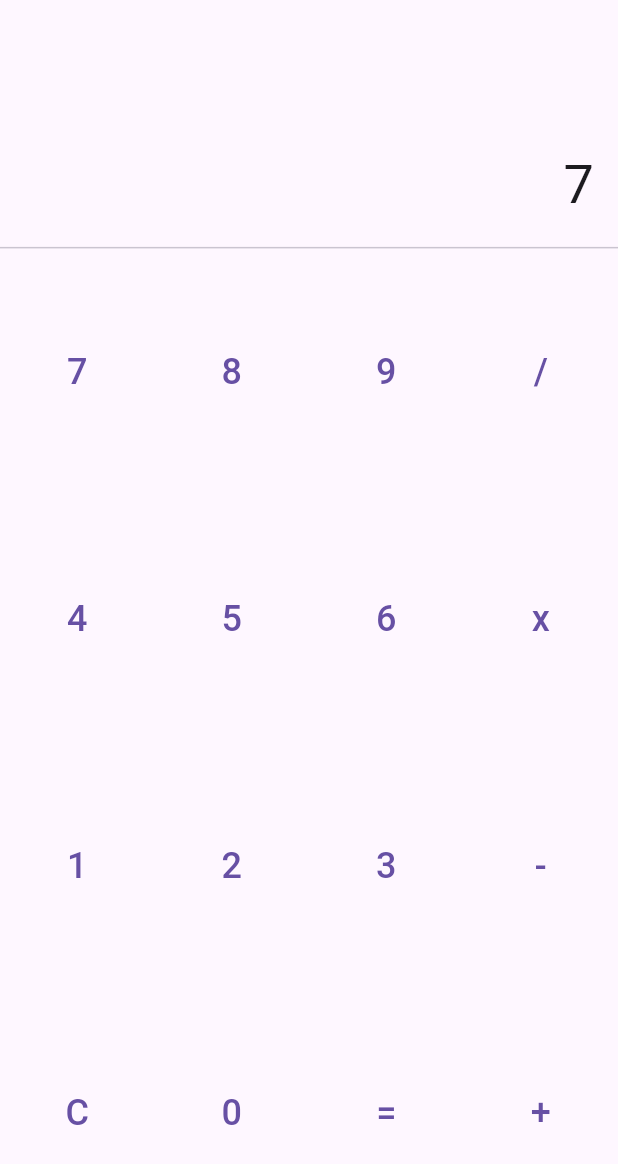
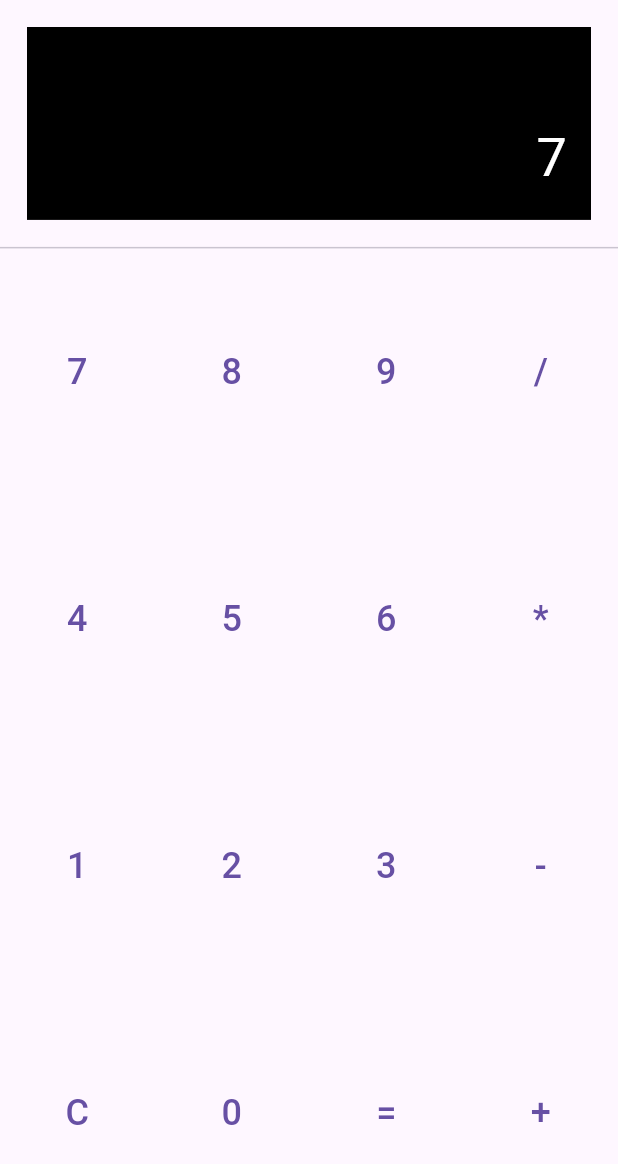
Before and after one commit to Nitin-kun/calculator, a Flutter app: the screen it shows after launch, after a tap on an icon or button, on a phone screen of 412 x 824 dp. Shown: the top 1164 px of the screen. Run offline on Flutter 3.47's test engine with Material 3 defaults, Android fonts, the phone set to English and light mode, and no system bars; our stand-ins replace math_expressions.

Commit message:
multiplication eror fixed

```diff
--- a/lib/main.dart
+++ b/lib/main.dart
@@ -2,19 +2,24 @@ import 'package:flutter/material.dart';
 import 'package:math_expressions/math_expressions.dart';
 
 void main() {
-  runApp(CalculatorApp());
+  runApp(const CalculatorApp());
 }
 
 class CalculatorApp extends StatelessWidget {
+  const CalculatorApp({super.key});
+
   @override
   Widget build(BuildContext context) {
-    return MaterialApp(
+    return const MaterialApp(
+      debugShowCheckedModeBanner: false,
       home: CalculatorScreen(),
     );
   }
 }
 
 class CalculatorScreen extends StatefulWidget {
+  const CalculatorScreen({super.key});
+
   @override
   _CalculatorScreenState createState() => _CalculatorScreenState();
 }
@@ -27,27 +32,40 @@ class _CalculatorScreenState extends State<CalculatorScreen> {
   void _handleButtonPress(String value) {
     setState(() {
       if (value == "C") {
+        _clearOutput();
+      } else if (value == "=") {
+        _evaluateExpression();
+      } else {
+        _appendValueToOutput(value);
+      }
+    });
+  }
+
+  void _clearOutput() {
     _output = "0";
     _currentInput = "";
     _result = 0.0;
-      } else if (value == "=") {
+  }
+
+  void _evaluateExpression() {
     try {
       _result = eval(_currentInput);
       _output = _result.toString();
     } catch (e) {
-          _output = "Error";
+      _output = "Error: $e";
     }
     _currentInput = "";
-      } else {
+  }
+
+  void _appendValueToOutput(String value) {
     if (_output == "0" || _output == "Error") {
       _output = value;
     } else {
       _output += value;
     }
+
     _currentInput += value;
     _output = _currentInput;
-      }
-    });
   }
 
   @override
@@ -56,18 +74,22 @@ class _CalculatorScreenState extends State<CalculatorScreen> {
       body: Column(
         children: [
           Expanded(
+            child: Padding(
+              padding: const EdgeInsets.all(18.0),
               child: Container(
-              padding: EdgeInsets.all(16.0),
+                color: Colors.black,
+                padding: const EdgeInsets.all(16.0),
                 alignment: Alignment.bottomRight,
                 child: Text(
                   _output,
-                style: TextStyle(fontSize: 36.0),
+                  style: const TextStyle(fontSize: 36.0, color: Colors.white),
                 ),
               ),
             ),
-          Divider(height: 1.0),
+          ),
+          const Divider(height: 1.0),
           buildButtonRow(["7", "8", "9", "/"]),
-          buildButtonRow(["4", "5", "6", "x"]),
+          buildButtonRow(["4", "5", "6", "*"]),
           buildButtonRow(["1", "2", "3", "-"]),
           buildButtonRow(["C", "0", "=", "+"]),
         ],
@@ -85,7 +107,7 @@ class _CalculatorScreenState extends State<CalculatorScreen> {
                   onPressed: () => _handleButtonPress(button),
                   child: Text(
                     button,
-                    style: TextStyle(fontSize: 24.0),
+                    style: const TextStyle(fontSize: 24.0),
                   ),
                 ),
               ),
@@ -99,6 +121,7 @@ class _CalculatorScreenState extends State<CalculatorScreen> {
     Parser parser = Parser();
     Expression exp = parser.parse(expression);
     ContextModel contextModel = ContextModel();
+    print(exp.evaluate(EvaluationType.REAL, contextModel));
 
     return exp.evaluate(EvaluationType.REAL, contextModel);
   }
```
Lines whose indentation alone changed are shown as unchanged.
